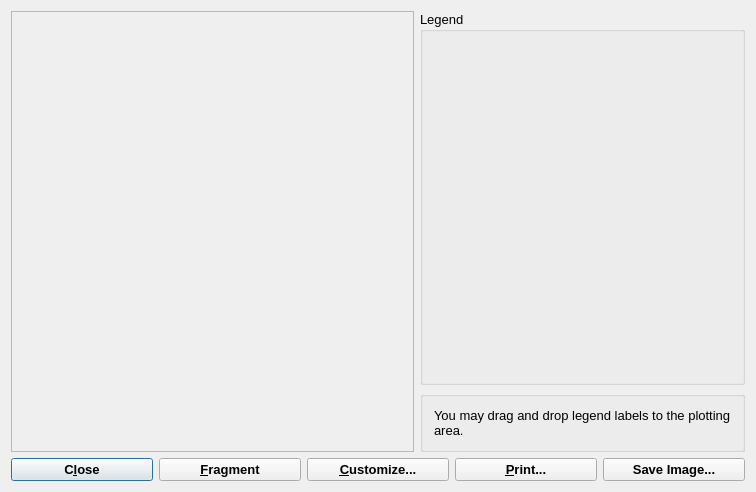
First picture: the form in gems3/vizor4/dlg4/GraphDialog4.ui, repository gemshub/GEMSGUI, before the edit.
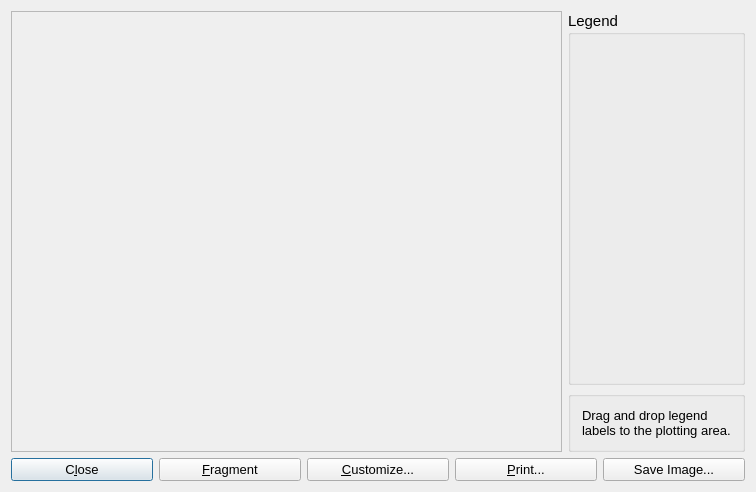
Second picture: the form after the edit.

Commit message: Merged from upgrade adjusted fonts and comments on all dialogs (for consistency between win32, macosx and linux) DK,SD

```diff
--- a/gems3/vizor4/dlg4/GraphDialog4.ui
+++ b/gems3/vizor4/dlg4/GraphDialog4.ui
@@ -49,6 +49,11 @@
        <verstretch>0</verstretch>
       </sizepolicy>
      </property>
+     <property name="font">
+      <font>
+       <pointsize>11</pointsize>
+      </font>
+     </property>
      <property name="title">
       <string>Legend</string>
      </property>
@@ -75,7 +80,7 @@
          </sizepolicy>
         </property>
         <property name="text">
-         <string>You may drag and drop legend labels to the plotting area.</string>
+         <string>Drag and drop legend labels to the plotting area.</string>
         </property>
         <property name="alignment">
          <set>Qt::AlignVCenter</set>
@@ -90,12 +95,6 @@
    </item>
    <item row="2" column="0" colspan="2">
     <layout class="QHBoxLayout" name="layout">
-     <property name="spacing">
-      <number>6</number>
-     </property>
-     <property name="margin">
-      <number>0</number>
-     </property>
      <item>
       <widget class="QPushButton" name="pBtn1">
        <property name="sizePolicy">
@@ -104,13 +103,6 @@
          <verstretch>0</verstretch>
         </sizepolicy>
        </property>
-       <property name="font">
-        <font>
-         <family>Arial</family>
-         <weight>75</weight>
-         <bold>true</bold>
-        </font>
-       </property>
        <property name="toolTip">
         <string>Closes the plot and goes back to the parent window</string>
        </property>
@@ -130,13 +122,6 @@
          <verstretch>0</verstretch>
         </sizepolicy>
        </property>
-       <property name="font">
-        <font>
-         <family>Arial</family>
-         <weight>75</weight>
-         <bold>true</bold>
-        </font>
-       </property>
        <property name="toolTip">
         <string>Shows a fragment of the plot - set up size and position under Configure...</string>
        </property>
@@ -153,13 +138,6 @@
          <verstretch>0</verstretch>
         </sizepolicy>
        </property>
-       <property name="font">
-        <font>
-         <family>Arial</family>
-         <weight>75</weight>
-         <bold>true</bold>
-        </font>
-       </property>
        <property name="toolTip">
         <string>Press to set up axii, colors, and graph legend symbols</string>
        </property>
@@ -179,13 +157,6 @@
          <verstretch>0</verstretch>
         </sizepolicy>
        </property>
-       <property name="font">
-        <font>
-         <family>Arial</family>
-         <weight>75</weight>
-         <bold>true</bold>
-        </font>
-       </property>
        <property name="toolTip">
         <string>Prints the plot and its legend (under construction)</string>
        </property>
@@ -196,13 +167,6 @@
      </item>
      <item>
       <widget class="QPushButton" name="PushButton5">
-       <property name="font">
-        <font>
-         <family>Arial</family>
-         <weight>75</weight>
-         <bold>true</bold>
-        </font>
-       </property>
        <property name="text">
         <string>Save Image...</string>
        </property>
```
The commit also changes 39 other files.
